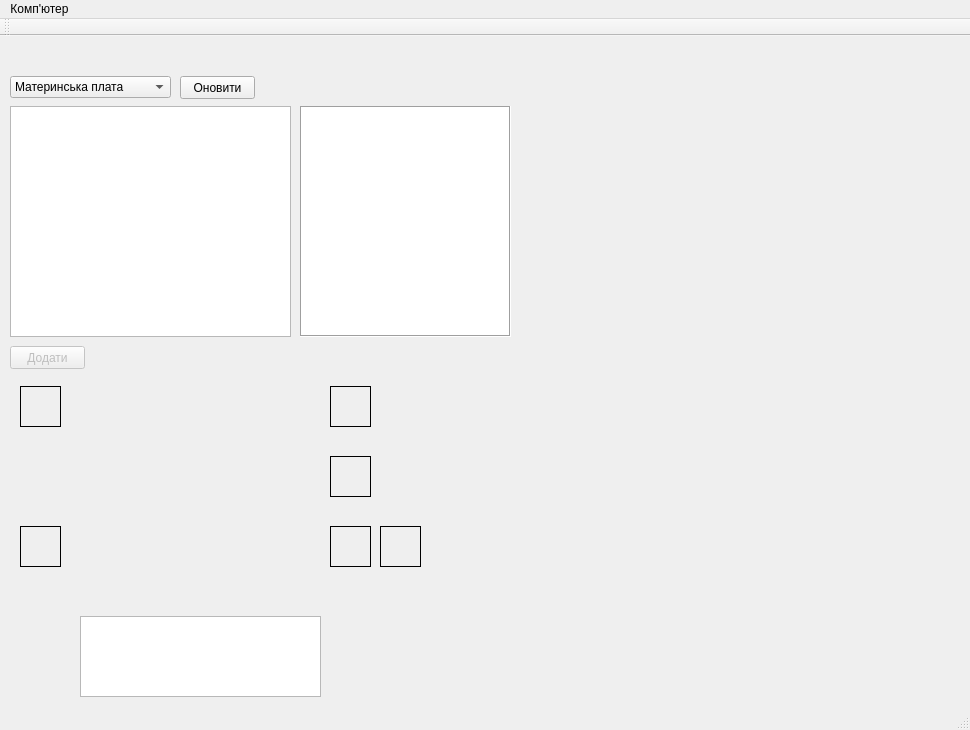
Qt form mainwindow.ui (Fargose/COURSEWORK) before a commit.
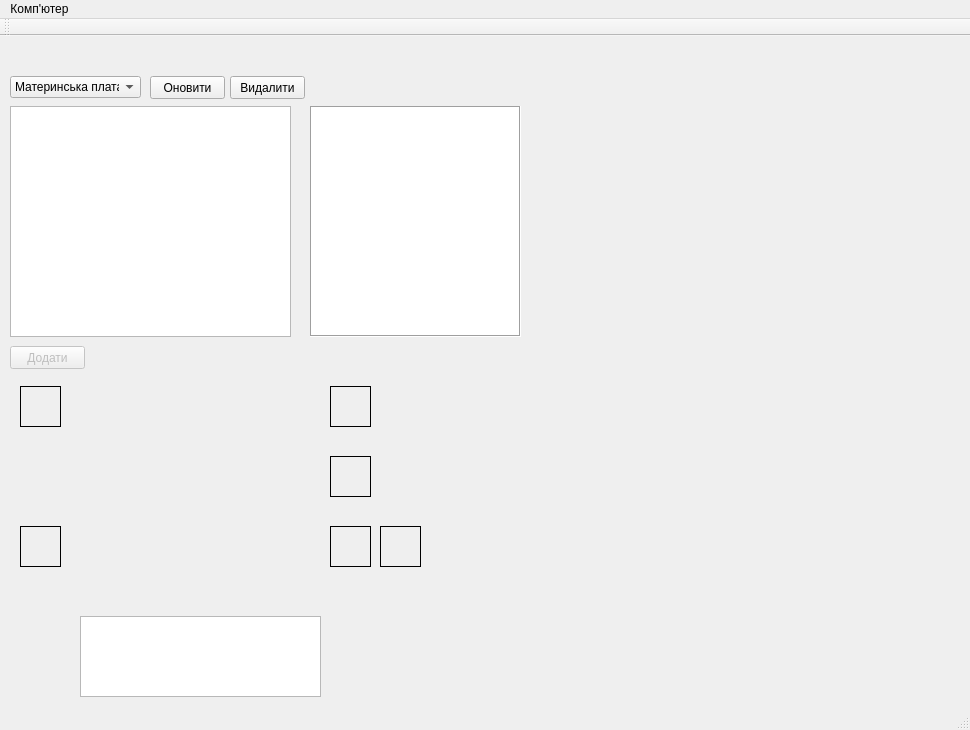
The same form after that commit. Custom widgets are drawn as their Qt base class.

Diff of the .ui file:
```diff
--- a/mainwindow.ui
+++ b/mainwindow.ui
@@ -19,7 +19,7 @@
      <rect>
       <x>10</x>
       <y>40</y>
-      <width>161</width>
+      <width>131</width>
       <height>22</height>
      </rect>
     </property>
@@ -57,7 +57,7 @@
    <widget class="QTextBrowser" name="TextInfo">
     <property name="geometry">
      <rect>
-      <x>300</x>
+      <x>310</x>
       <y>70</y>
       <width>211</width>
       <height>231</height>
@@ -81,7 +81,7 @@
    <widget class="QLabel" name="ImageLabel">
     <property name="geometry">
      <rect>
-      <x>520</x>
+      <x>530</x>
       <y>70</y>
       <width>400</width>
       <height>300</height>
@@ -335,7 +335,7 @@
    <widget class="QPushButton" name="RefreshButton">
     <property name="geometry">
      <rect>
-      <x>180</x>
+      <x>150</x>
       <y>40</y>
       <width>75</width>
       <height>23</height>
@@ -417,6 +417,19 @@
      <string/>
     </property>
    </widget>
+   <widget class="QPushButton" name="DelBut">
+    <property name="geometry">
+     <rect>
+      <x>230</x>
+      <y>40</y>
+      <width>75</width>
+      <height>23</height>
+     </rect>
+    </property>
+    <property name="text">
+     <string>Видалити</string>
+    </property>
+   </widget>
   </widget>
   <widget class="QMenuBar" name="menuBar">
    <property name="geometry">
```
